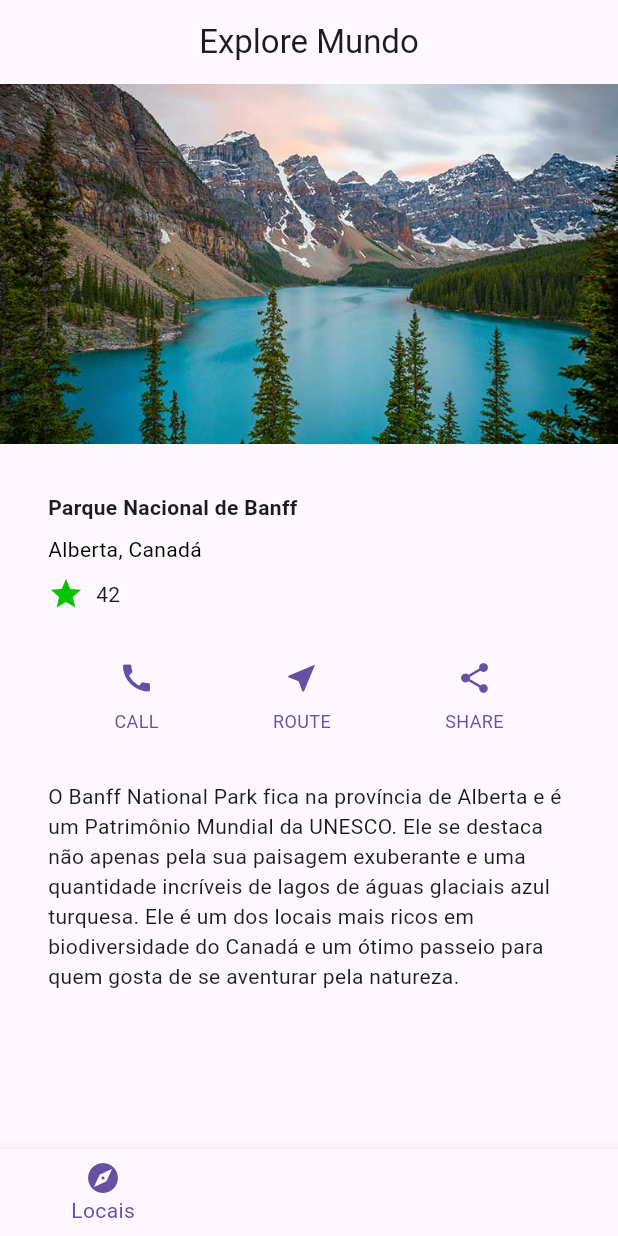
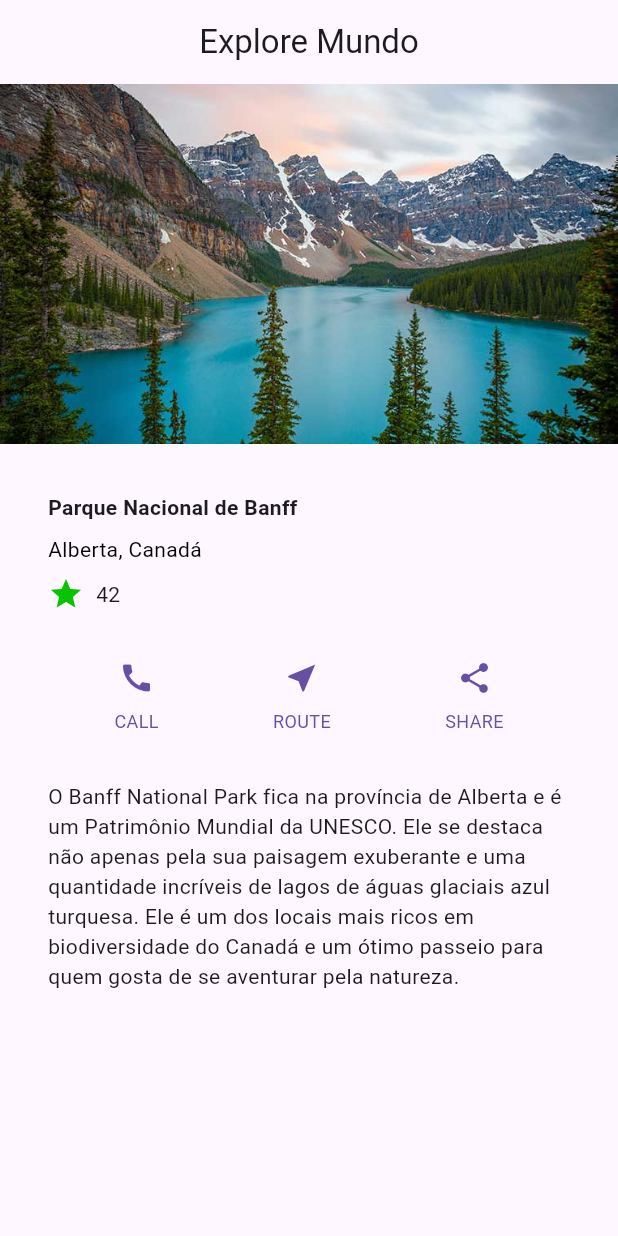
Before and after one commit to devAnnaEliza/mundo4nv2, a Flutter app: the screen it shows after launch, on a phone screen of 412 x 824 dp. Run offline on Flutter 3.47's test engine with Material 3 defaults, Android fonts, the phone set to English and light mode, and no system bars.

Commit message:
outro commit

```diff
--- a/my_app/lib/main.dart
+++ b/my_app/lib/main.dart
@@ -35,7 +35,6 @@ class HomePage extends StatelessWidget {
     ],
   ),
 ),
-bottomNavigationBar: _buildBottomNavigationBar(context),
     );
   }
 
@@ -45,7 +44,7 @@ bottomNavigationBar: _buildBottomNavigationBar(context),
         // Navegar para a página de destaque
       },
       child: Image.asset(
-        'imagens/banffnationalpark.jpg',
+        'imagens/lake.jpg',
         width: MediaQuery.of(context).size.width,
         height: 240,
         fit: BoxFit.cover,
@@ -131,28 +130,4 @@ bottomNavigationBar: _buildBottomNavigationBar(context),
       ],
     );
   }
-
-  Widget _buildBottomNavigationBar(BuildContext context) {
-    return BottomNavigationBar(
-      items: const <BottomNavigationBarItem>[
-        BottomNavigationBarItem(
-          icon: Icon(Icons.explore),
-          label: 'Locais',
-        ),
-        BottomNavigationBarItem(
-          icon: Icon(Icons.card_travel),
-          label: 'Roteiros',
-        ),
-        BottomNavigationBarItem(
-          icon: Icon(Icons.contact_phone),
-          label: 'Reservas',
-        ),
-        BottomNavigationBarItem(
-          icon: Icon(Icons.info),
-          label: 'Sobre Nós',
-        ),
-      ],
-      selectedItemColor: Theme.of(context).primaryColor,
-    );
-  }
 }
--- a/my_app/pubspec.yaml
+++ b/my_app/pubspec.yaml
@@ -53,7 +53,7 @@ dev_dependencies:
 # The following section is specific to Flutter packages.
 flutter:
   assets:
-    - imagens/banffnationalpark.jpg
+    - imagens/lake.jpg
 
   # The following line ensures that the Material Icons font is
   # included with your application, so that you can use the icons in
```
Also changed, not shown: my_app/imagens/lake.jpg (renamed from my_app/imagens/banffnationalpark.jpg).
